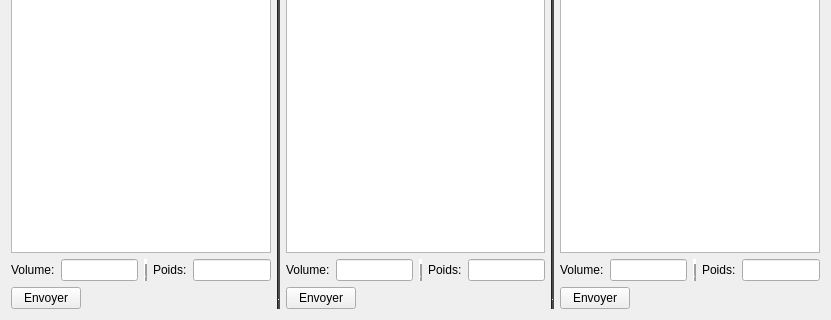
Qt form serveurLivraison/widget.ui (dnalexen/livraisonColis) before a commit; both pictures show x 0 to 831 and y 212 to 532 of the 831 by 532 pixel window.
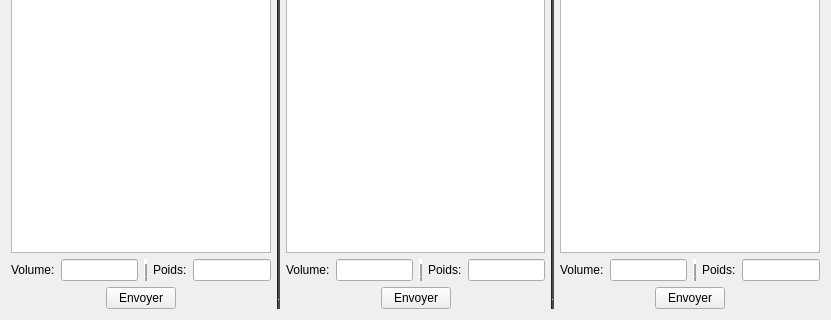
The same form after that commit.

Commit message: finition fenêtre client - méthode toJson

```diff
--- a/serveurLivraison/widget.ui
+++ b/serveurLivraison/widget.ui
@@ -13,7 +13,7 @@
   <property name="windowTitle">
    <string>Widget</string>
   </property>
-  <layout class="QHBoxLayout" name="horizontalLayout_2">
+  <layout class="QVBoxLayout" name="verticalLayout">
    <item>
     <layout class="QHBoxLayout" name="horizontalLayout">
      <item>
@@ -90,6 +90,21 @@
         </layout>
        </item>
        <item>
+        <layout class="QHBoxLayout" name="horizontalLayoutEnvoyerAllemagne">
+         <item>
+          <spacer name="horizontalSpacer_2">
+           <property name="orientation">
+            <enum>Qt::Horizontal</enum>
+           </property>
+           <property name="sizeHint" stdset="0">
+            <size>
+             <width>40</width>
+             <height>20</height>
+            </size>
+           </property>
+          </spacer>
+         </item>
+         <item>
         <widget class="QPushButton" name="pushButtonAllemagne">
          <property name="maximumSize">
           <size>
@@ -102,6 +117,21 @@
          </property>
         </widget>
        </item>
+         <item>
+          <spacer name="horizontalSpacer">
+           <property name="orientation">
+            <enum>Qt::Horizontal</enum>
+           </property>
+           <property name="sizeHint" stdset="0">
+            <size>
+             <width>40</width>
+             <height>20</height>
+            </size>
+           </property>
+          </spacer>
+         </item>
+        </layout>
+       </item>
       </layout>
      </item>
      <item>
@@ -630,6 +660,21 @@
         </layout>
        </item>
        <item>
+        <layout class="QHBoxLayout" name="horizontalLayoutEnvoyerEspagne">
+         <item>
+          <spacer name="horizontalSpacer_3">
+           <property name="orientation">
+            <enum>Qt::Horizontal</enum>
+           </property>
+           <property name="sizeHint" stdset="0">
+            <size>
+             <width>40</width>
+             <height>20</height>
+            </size>
+           </property>
+          </spacer>
+         </item>
+         <item>
         <widget class="QPushButton" name="pushButtonEspagne">
          <property name="maximumSize">
           <size>
@@ -642,6 +687,21 @@
          </property>
         </widget>
        </item>
+         <item>
+          <spacer name="horizontalSpacer_4">
+           <property name="orientation">
+            <enum>Qt::Horizontal</enum>
+           </property>
+           <property name="sizeHint" stdset="0">
+            <size>
+             <width>40</width>
+             <height>20</height>
+            </size>
+           </property>
+          </spacer>
+         </item>
+        </layout>
+       </item>
       </layout>
      </item>
      <item>
@@ -1170,6 +1230,21 @@
         </layout>
        </item>
        <item>
+        <layout class="QHBoxLayout" name="horizontalLayoutEnvoyerFrance">
+         <item>
+          <spacer name="horizontalSpacer_5">
+           <property name="orientation">
+            <enum>Qt::Horizontal</enum>
+           </property>
+           <property name="sizeHint" stdset="0">
+            <size>
+             <width>40</width>
+             <height>20</height>
+            </size>
+           </property>
+          </spacer>
+         </item>
+         <item>
         <widget class="QPushButton" name="pushButtonFrance">
          <property name="maximumSize">
           <size>
@@ -1181,6 +1256,21 @@
           <string>Envoyer</string>
          </property>
         </widget>
+         </item>
+         <item>
+          <spacer name="horizontalSpacer_6">
+           <property name="orientation">
+            <enum>Qt::Horizontal</enum>
+           </property>
+           <property name="sizeHint" stdset="0">
+            <size>
+             <width>40</width>
+             <height>20</height>
+            </size>
+           </property>
+          </spacer>
+         </item>
+        </layout>
        </item>
       </layout>
      </item>
```
Lines whose indentation alone changed are shown as unchanged. The commit also changes 7 other files.
